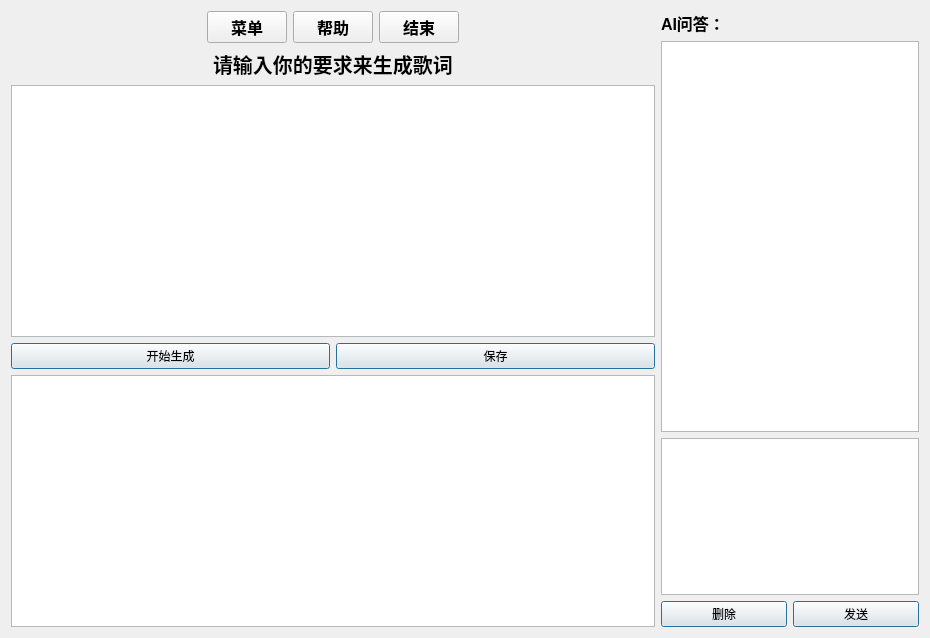
IgnorantCopy/MSVC, file src/display/y_part/lyrics.ui: the form before one commit.
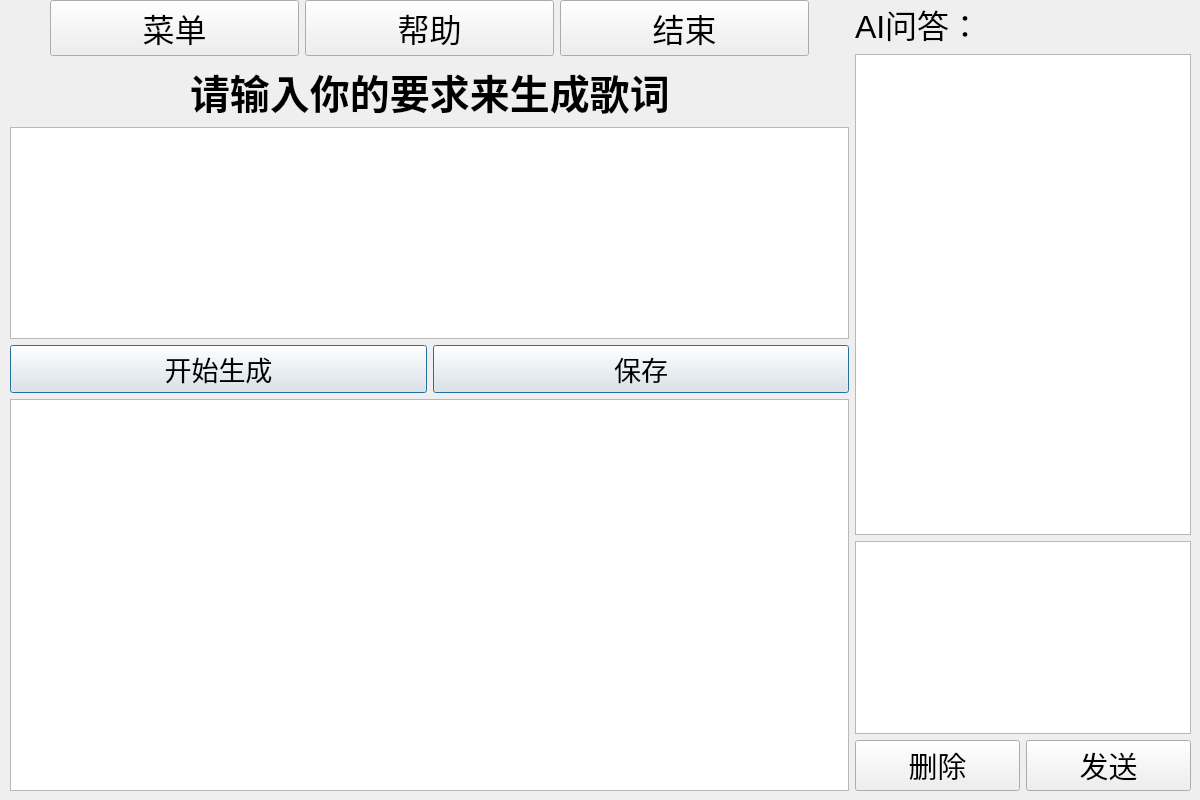
The form after the commit.

Commit message: <redo lyrics>

What changed in the file:
```diff
--- a/src/display/y_part/lyrics.ui
+++ b/src/display/y_part/lyrics.ui
@@ -6,18 +6,33 @@
    <rect>
     <x>0</x>
     <y>0</y>
-    <width>930</width>
-    <height>638</height>
+    <width>1200</width>
+    <height>800</height>
    </rect>
   </property>
   <property name="windowTitle">
    <string>Form</string>
   </property>
-  <layout class="QHBoxLayout" name="horizontalLayout_5" stretch="5,2">
+  <widget class="QWidget" name="">
+   <property name="geometry">
+    <rect>
+     <x>10</x>
+     <y>0</y>
+     <width>1181</width>
+     <height>791</height>
+    </rect>
+   </property>
+   <layout class="QHBoxLayout" name="horizontalLayout" stretch="5,2">
+    <item>
+     <layout class="QVBoxLayout" name="verticalLayout_5">
+      <item>
+       <layout class="QVBoxLayout" name="verticalLayout_4">
+        <item>
+         <layout class="QVBoxLayout" name="verticalLayout_3">
    <item>
     <layout class="QVBoxLayout" name="verticalLayout_2">
      <item>
-      <layout class="QHBoxLayout" name="horizontalLayout_3">
+             <layout class="QHBoxLayout" name="hbox_tools" stretch="0,2,2,2,0">
        <item>
         <spacer name="horizontalSpacer_4">
          <property name="orientation">
@@ -36,9 +51,9 @@
          <property name="font">
           <font>
            <family>Arial</family>
-           <pointsize>12</pointsize>
-           <weight>75</weight>
-           <bold>true</bold>
+                  <pointsize>24</pointsize>
+                  <weight>50</weight>
+                  <bold>false</bold>
           </font>
          </property>
          <property name="text">
@@ -51,9 +66,9 @@
          <property name="font">
           <font>
            <family>Arial</family>
-           <pointsize>12</pointsize>
-           <weight>75</weight>
-           <bold>true</bold>
+                  <pointsize>24</pointsize>
+                  <weight>50</weight>
+                  <bold>false</bold>
           </font>
          </property>
          <property name="text">
@@ -66,9 +81,9 @@
          <property name="font">
           <font>
            <family>Arial</family>
-           <pointsize>12</pointsize>
-           <weight>75</weight>
-           <bold>true</bold>
+                  <pointsize>24</pointsize>
+                  <weight>50</weight>
+                  <bold>false</bold>
           </font>
          </property>
          <property name="text">
@@ -111,7 +126,7 @@
          <property name="font">
           <font>
            <family>Arial</family>
-           <pointsize>15</pointsize>
+                  <pointsize>30</pointsize>
            <weight>75</weight>
            <bold>true</bold>
           </font>
@@ -136,13 +151,22 @@
        </item>
       </layout>
      </item>
+           </layout>
+          </item>
      <item>
       <widget class="QTextEdit" name="textEdit"/>
      </item>
+         </layout>
+        </item>
      <item>
       <layout class="QHBoxLayout" name="horizontalLayout_2">
        <item>
         <widget class="QPushButton" name="pushButton_2">
+            <property name="font">
+             <font>
+              <pointsize>20</pointsize>
+             </font>
+            </property>
          <property name="text">
           <string>开始生成</string>
          </property>
@@ -156,6 +180,11 @@
        </item>
        <item>
         <widget class="QPushButton" name="pushButton">
+            <property name="font">
+             <font>
+              <pointsize>20</pointsize>
+             </font>
+            </property>
          <property name="text">
           <string>保存</string>
          </property>
@@ -169,21 +198,23 @@
        </item>
       </layout>
      </item>
+       </layout>
+      </item>
      <item>
       <widget class="QTextBrowser" name="textBrowser"/>
      </item>
     </layout>
    </item>
    <item>
-    <layout class="QVBoxLayout" name="verticalLayout" stretch="0,5,2,0">
+     <layout class="QVBoxLayout" name="verticalLayout_6" stretch="0,5,2,0">
      <item>
       <widget class="QLabel" name="label_ATtitle">
        <property name="font">
         <font>
          <family>Arial</family>
-         <pointsize>12</pointsize>
-         <weight>75</weight>
-         <bold>true</bold>
+          <pointsize>24</pointsize>
+          <weight>50</weight>
+          <bold>false</bold>
         </font>
        </property>
        <property name="text">
@@ -192,37 +223,59 @@
       </widget>
      </item>
      <item>
-      <widget class="QTextEdit" name="textEdit_AIanswer"/>
+       <widget class="QTextBrowser" name="textBrowser_AIanswer_2">
+        <property name="font">
+         <font>
+          <family>Arial</family>
+          <pointsize>20</pointsize>
+          <weight>50</weight>
+          <bold>false</bold>
+         </font>
+        </property>
+       </widget>
      </item>
      <item>
-      <widget class="QTextBrowser" name="textBrowser_2"/>
+       <widget class="QTextEdit" name="textEdit_user_2">
+        <property name="font">
+         <font>
+          <family>Arial</family>
+          <pointsize>24</pointsize>
+          <weight>50</weight>
+          <bold>false</bold>
+         </font>
+        </property>
+       </widget>
      </item>
      <item>
-      <layout class="QHBoxLayout" name="horizontalLayout">
+       <layout class="QHBoxLayout" name="horizontalLayout_5">
        <item>
-        <widget class="QPushButton" name="pushButton_userdel">
+         <widget class="QPushButton" name="pushButton_userdel_2">
+          <property name="font">
+           <font>
+            <family>Arial</family>
+            <pointsize>22</pointsize>
+            <weight>50</weight>
+            <bold>false</bold>
+           </font>
+          </property>
          <property name="text">
           <string>删除</string>
          </property>
-         <property name="autoDefault">
-          <bool>true</bool>
-         </property>
-         <property name="default">
-          <bool>true</bool>
-         </property>
         </widget>
        </item>
        <item>
-        <widget class="QPushButton" name="pushButton_usersend">
+         <widget class="QPushButton" name="pushButton_usersend_2">
+          <property name="font">
+           <font>
+            <family>Arial</family>
+            <pointsize>22</pointsize>
+            <weight>50</weight>
+            <bold>false</bold>
+           </font>
+          </property>
          <property name="text">
           <string>发送</string>
          </property>
-         <property name="autoDefault">
-          <bool>true</bool>
-         </property>
-         <property name="default">
-          <bool>true</bool>
-         </property>
         </widget>
        </item>
       </layout>
@@ -230,6 +283,7 @@
     </layout>
    </item>
   </layout>
+  </widget>
  </widget>
  <resources/>
  <connections/>
```
Left out of the diff: 6 changed lines with no effect on the pictures. Lines whose indentation alone changed are shown as unchanged. The commit also changes 30 other files.
